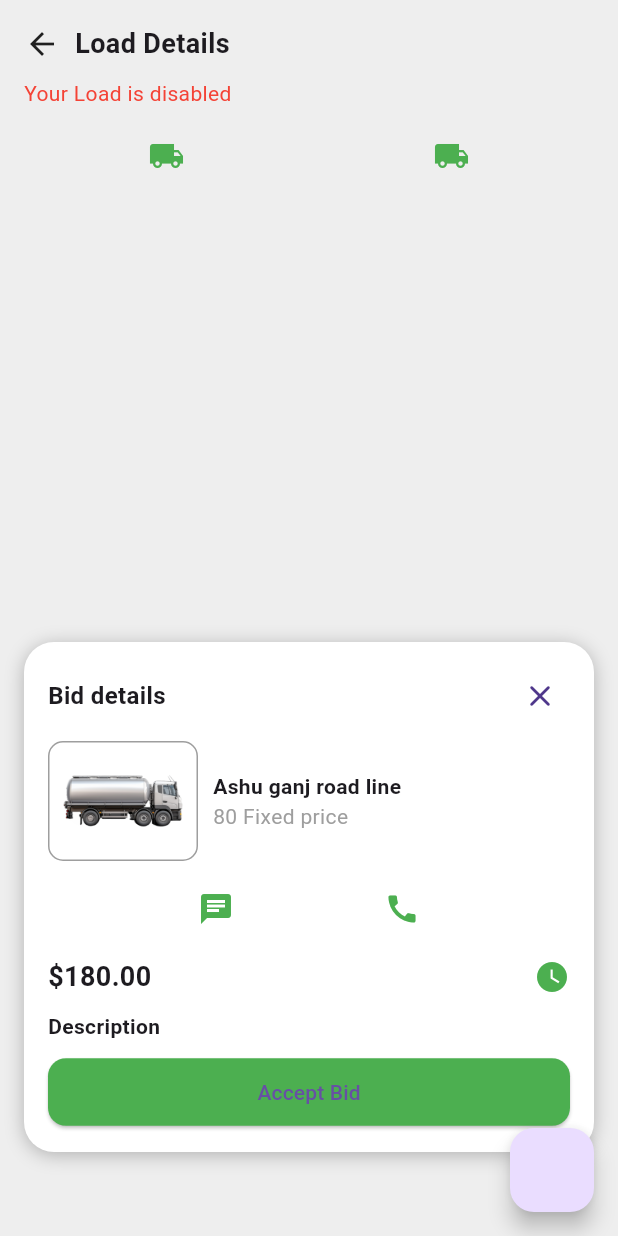
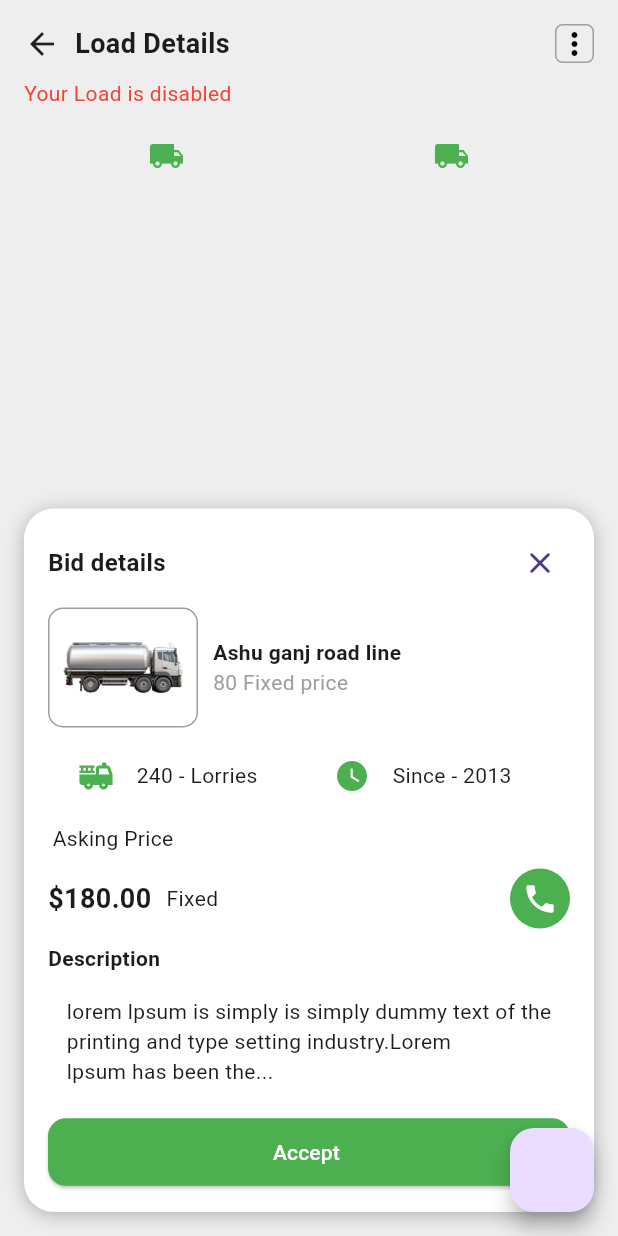
Before and after one commit to Ahmad163563/day02project, a Flutter app: the Page6 screen opened directly, on a phone screen of 412 x 824 dp. Run offline on Flutter 3.47's test engine with Material 3 defaults, Android fonts, the phone set to English and light mode, and no system bars.

Commit message:
added new parts

```diff
--- a/lib/main.dart
+++ b/lib/main.dart
@@ -23,7 +23,7 @@ class MyApp extends StatelessWidget {
         title: 'Flutter Demo',
         theme: ThemeData(
         ),
-        home: Page6()//Page1()//Page3()//Page5()//Page4()//Page3()//Page2()//Page1() //Home(),
+        home: Page1()//Page6()//Page1()//Page3()//Page5()//Page4()//Page3()//Page2()//Page1() //Home(),
     );
   }
 
--- a/lib/view/page 6.dart
+++ b/lib/view/page 6.dart
@@ -33,6 +33,13 @@ class _Page6State extends State<Page6> {
                         "Load Details",
                         style: TextStyle(fontSize: 18, fontWeight: FontWeight.bold),
                       ),
+                       Spacer(),
+                       Container(
+                           decoration: BoxDecoration(
+                             borderRadius: BorderRadius.circular(5),
+                             border: Border.all(color: Colors.grey)
+                           ),
+                           child: Icon(Icons.more_vert,color: Colors.black,))
                     ],
                   ),
                   SizedBox(height: 10),
@@ -56,7 +63,7 @@ class _Page6State extends State<Page6> {
 
           // Foreground white card
           Positioned(
-            bottom: 40,
+            bottom: 0,
             left: 0,
             right: 0,
             child: Container(
@@ -122,15 +129,34 @@ class _Page6State extends State<Page6> {
 
                   // Row of icons (dummy)
                   Row(
-                    mainAxisAlignment: MainAxisAlignment.spaceEvenly,
                     children: [
-                      Icon(Icons.chat, color: Colors.green),
-                      Icon(Icons.call, color: Colors.green),
+                      SizedBox(width: 20,),
+                      Icon(Icons.fire_truck, color: Colors.green),
+                      SizedBox(width: 15,),
+
+                      Text('240 - Lorries'),
+                      SizedBox(width: 15,),
+                      VerticalDivider(
+                        color: Colors.grey,
+                        thickness: 1,
+                        indent: 5,
+                        endIndent:5 ,
+                      ),
+                      SizedBox(width: 20,),
+                      Icon(Icons.watch_later_sharp, color: Colors.green),
+                      SizedBox(width: 15,),
+                      Text('Since - 2013')
                     ],
                   ),
 
                   SizedBox(height: 20),
-
+                  Row(
+                    children: [
+                      SizedBox(width: 3,),
+                      Text('Asking Price'),
+                    ],
+                  ),
+                    SizedBox(height: 10,),
                   // Price Row
                   Row(
                     children: [
@@ -139,8 +165,12 @@ class _Page6State extends State<Page6> {
                         style: TextStyle(
                             fontSize: 18, fontWeight: FontWeight.bold),
                       ),
+                      SizedBox(width: 10,),
+                      Text('Fixed'),
                       Spacer(),
-                      Icon(Icons.watch_later, color: Colors.green),
+                      CircleAvatar(
+                          backgroundColor: Colors.green,
+                          child: Icon(Icons.phone, color: Colors.white)),
                     ],
                   ),
 
@@ -154,13 +184,15 @@ class _Page6State extends State<Page6> {
                       style: TextStyle(fontWeight: FontWeight.bold),
                     ),
                   ),
+                  SizedBox(height: 15,),
+                  Text('lorem lpsum is simply is simply dummy text of the\nprinting and type setting industry.Lorem\nlpsum has been the...'),
 
-                  SizedBox(height: 10),
+                  SizedBox(height: 20),
 
                   // Accept Button
                   ElevatedButton(
                     onPressed: () {},
-                    child: Text("Accept Bid"),
+                    child: Text("Accept ",style: TextStyle(color: Colors.white),),
                     style: ElevatedButton.styleFrom(
                       backgroundColor: Colors.green,
                       minimumSize: Size(double.infinity, 45),
--- a/lib/view/page 7.dart
+++ b/lib/view/page 7.dart
@@ -15,7 +15,7 @@ class _Page7State extends State<Page7> {
       floatingActionButton: FloatingActionButton(onPressed: (){
         Navigator.push(context, MaterialPageRoute(builder: (context)=>Page8()));
       }),
-      appBar: AppBar(title: IconButton(onPressed: (){}, icon: Icon(Icons.arrow_back))),
+
       body: SingleChildScrollView(
         child: Column(
 
--- a/lib/view/page2.dart
+++ b/lib/view/page2.dart
@@ -40,7 +40,8 @@ class _Page2State extends State<Page2> {
           centerTitle: true,
           actions: [Icon(Icons.notifications)],
         ),
-        body: Column(children: [
+        body: SingleChildScrollView(
+          child: Column(children: [
             SizedBox(
               height: 20,
               width: 20,
@@ -221,6 +222,7 @@ class _Page2State extends State<Page2> {
                 style: TextStyle(color: Colors.grey[600], fontSize: 18),
               ),
             )
-        ]));
+          ]),
+        ));
   }
 }
```
Lines whose indentation alone changed are shown as unchanged.
